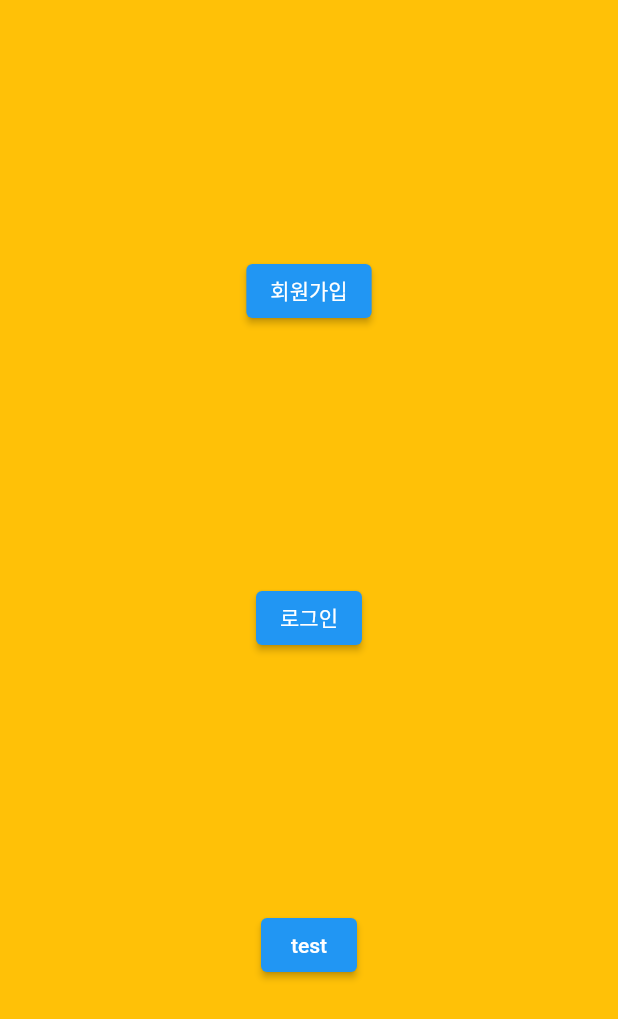
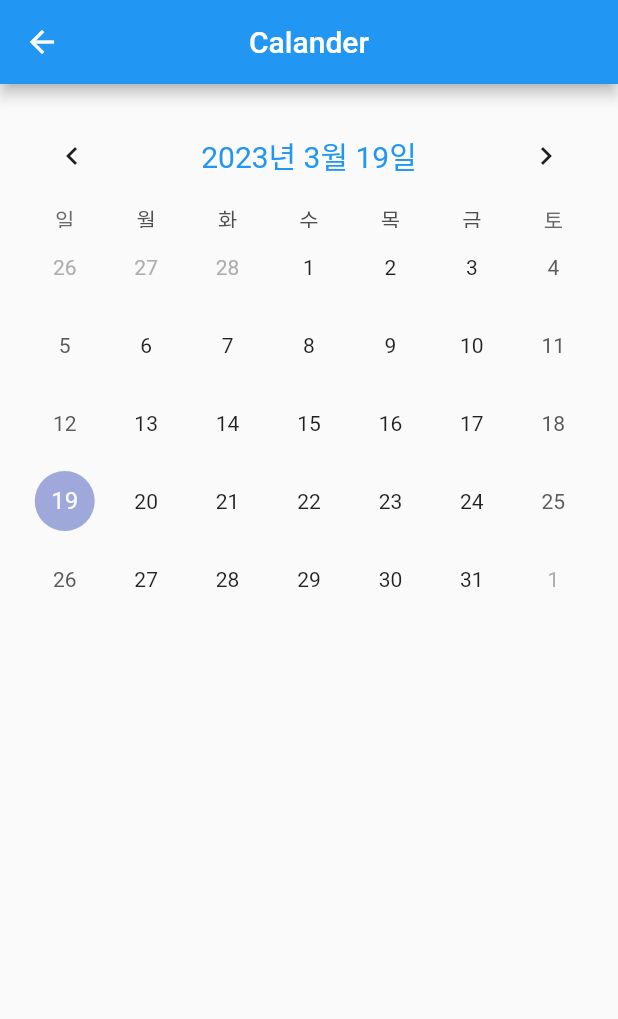
Before and after one commit to HoChanny/MyGreen, a Flutter app: the screen it shows after launch, after a tap on "test", on a phone screen of 412 x 824 dp. Shown: the top 1019 px of the screen. Run offline on Flutter 3.47's test engine with Material 2 defaults, Android fonts, the light colour scheme and no system bars; drawn by our look-alikes of table_calendar.

Commit message:
Feat : Calandar 페이지 작성 중

```diff
--- /dev/null
+++ b/lib/calandar/calandar.dart
@@ -0,0 +1,56 @@
+import 'package:flutter/material.dart';
+import 'package:intl/intl.dart';
+
+import 'package:table_calendar/table_calendar.dart';
+
+class CalendarPage extends StatefulWidget {
+  const CalendarPage({super.key});
+
+  @override
+  _CalendarPageState createState() => _CalendarPageState();
+}
+
+class _CalendarPageState extends State<CalendarPage> {
+  @override
+  Widget build(BuildContext context) {
+    return Scaffold(
+      appBar: AppBar(
+        //왼쪽에 배치하기
+        leading: IconButton(
+          icon: const Icon(Icons.arrow_back),
+          tooltip: 'Back',
+          onPressed: () {
+            // ignore: avoid_print
+            print('back button is clicked');
+            Navigator.pop(context);
+          },
+        ),
+
+        title: const Text('Calander'),
+        //Title Center로 설정
+        centerTitle: true,
+      ),
+      body: Container(
+        padding: const EdgeInsets.all(16),
+        child: TableCalendar(
+            locale: 'ko_KR', // 추가
+
+            firstDay: DateTime.utc(2010, 10, 16),
+            lastDay: DateTime.utc(2030, 3, 14),
+            focusedDay: DateTime.now(),
+            //헤더스타일
+            headerStyle: HeaderStyle(
+              titleCentered: true,
+              titleTextFormatter: (date, locale) =>
+                  DateFormat.yMMMMd(locale).format(date),
+              formatButtonVisible: false,
+              titleTextStyle: const TextStyle(
+                fontSize: 20.0,
+                color: Colors.blue,
+              ),
+            ),
+            calendarStyle: CalendarStyle()),
+      ),
+    );
+  }
+}
--- a/lib/main.dart
+++ b/lib/main.dart
@@ -1,9 +1,12 @@
 import 'package:flutter/material.dart';
+import 'package:intl/date_symbol_data_local.dart';
 
 import 'package:mygreen/create/create.dart';
 import 'package:mygreen/login/login.dart';
+import 'package:mygreen/calandar/calandar.dart';
 
-void main() {
+Future<void> main() async {
+  await initializeDateFormatting();
   runApp(const MaterialApp(
     title: '',
     home: Test(),
@@ -41,7 +44,12 @@ class Test extends StatelessWidget {
               ),
               ElevatedButton(
                 child: const Text('test'),
-                onPressed: () {},
+                onPressed: () {
+                  Navigator.push(
+                      context,
+                      MaterialPageRoute(
+                          builder: (context) => const CalendarPage()));
+                },
               )
             ])));
   }
--- a/pubspec.yaml
+++ b/pubspec.yaml
@@ -32,6 +32,7 @@ dependencies:
     sdk: flutter
   http: ^0.13.5
   intl: ^0.18.0
+  table_calendar: ^3.0.0
 
 
 dev_dependencies:
```
Also changed, not shown: pubspec.lock, 6 other files.
